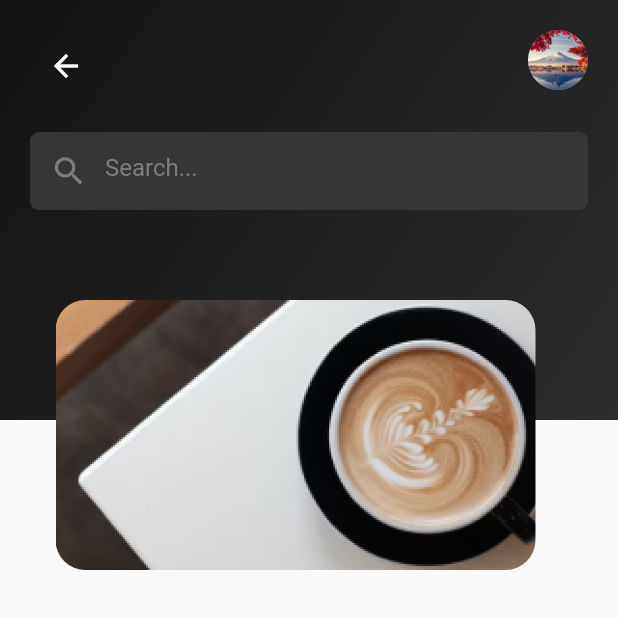
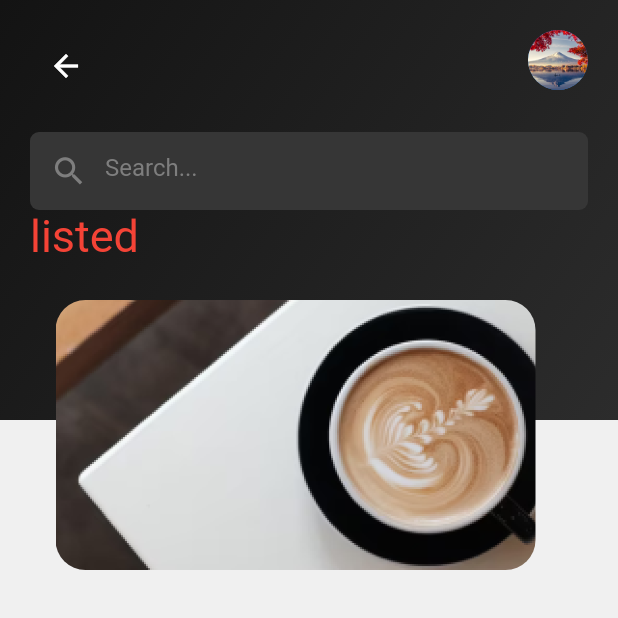
Before and after one commit to bimbo-ade/MyCoffee, a Flutter app: the HomeScreen screen opened directly, on a phone screen of 412 x 824 dp, the top half of it. Run offline on Flutter 3.47's test engine with Material 2 defaults, Android fonts, the phone set to English and light mode, and no system bars.

Commit message:
menu list page

```diff
--- a/lib/home_screen.dart
+++ b/lib/home_screen.dart
@@ -1,4 +1,5 @@
 import 'package:flutter/material.dart';
+import 'package:mydemo/list_menu.dart';
 
 class HomeScreen extends StatelessWidget {
   const HomeScreen({super.key});
@@ -12,7 +13,7 @@ class HomeScreen extends StatelessWidget {
         child: Stack(
           children: [
             Container(
-              color: const Color(0xFFF9F9F9), // First color
+              color: const Color.fromARGB(255, 240, 240, 240), // First color
               width: double.infinity,
               height: double.infinity,
             ),
@@ -52,8 +53,6 @@ class HomeScreen extends StatelessWidget {
                     ),
                     const SizedBox(height: 20.0),
                     Column(
-                      // mainAxisAlignment: MainAxisAlignment.start,
-                      // crossAxisAlignment: CrossAxisAlignment.start,
                       children: [
                         Container(
                           padding: const EdgeInsets.all(2),
@@ -76,7 +75,8 @@ class HomeScreen extends StatelessWidget {
                           ),
                         ),
                       ],
-                    )
+                    ),
+                    const ListMenu(),
                   ],
                 ),
               ),
--- /dev/null
+++ b/lib/list_menu.dart
@@ -0,0 +1,13 @@
+import 'package:flutter/material.dart';
+
+class ListMenu extends StatelessWidget {
+  const ListMenu({super.key});
+
+  @override
+  Widget build(BuildContext context) {
+    return const Text(
+      'listed',
+      style: TextStyle(fontSize: 30, color: Colors.red),
+    );
+  }
+}
```
